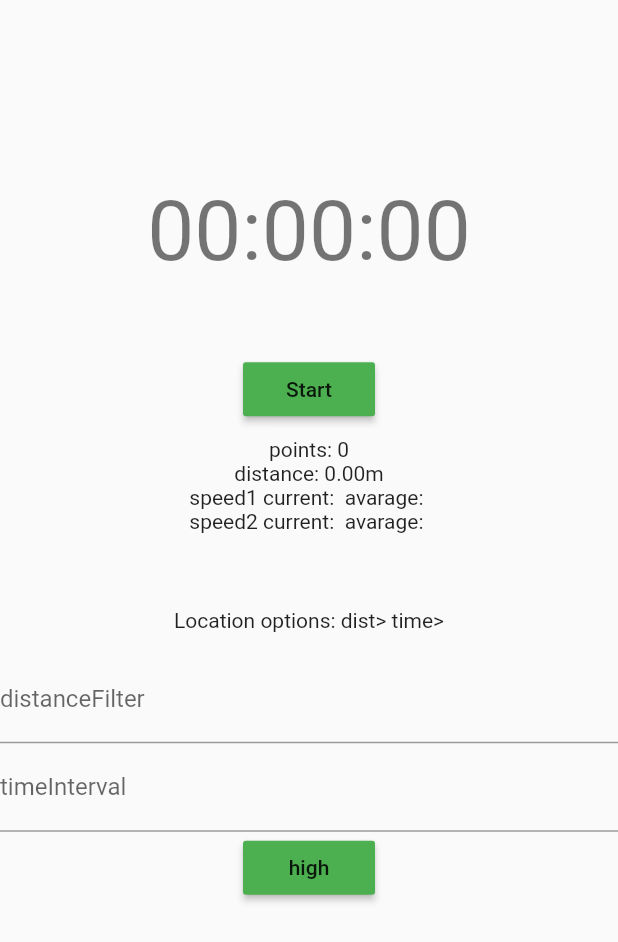
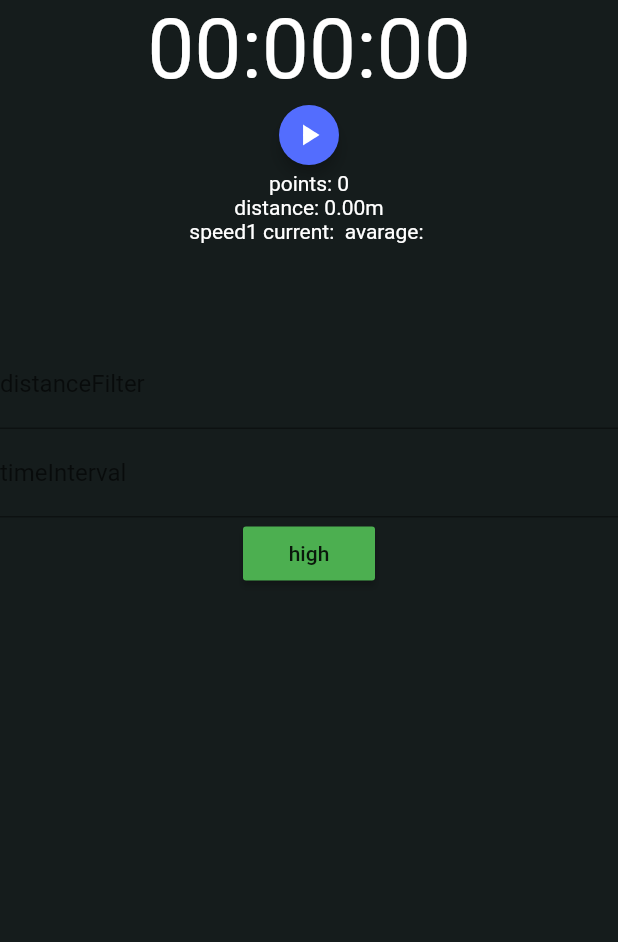
Before and after one commit to mannfeldt/lap_tracking, a Flutter app: the screen it shows after launch, on a phone screen of 412 x 824 dp. Shown: the top 942 px of the screen. Run offline on Flutter 3.47's test engine with Material 2 defaults, Android fonts, the phone set to English and light mode, and no system bars; our stand-ins replace geolocator.

Commit message:
cleaning upp code with widgets and stuff

```diff
--- a/lib/main.dart
+++ b/lib/main.dart
@@ -3,6 +3,11 @@ import 'dart:async';
 import 'package:flutter/material.dart';
 import 'package:geolocator/geolocator.dart';
 import 'package:lap_tracking/models/lap.dart';
+import 'package:lap_tracking/models/watch_state.dart';
+import 'package:lap_tracking/models/waypoint.dart';
+import 'package:lap_tracking/widgets/lap_list.dart';
+import 'package:lap_tracking/widgets/watch.dart';
+import 'package:lap_tracking/widgets/watch_toolbar.dart';
 
 void main() => runApp(MyApp());
 
@@ -13,7 +18,11 @@ class MyApp extends StatelessWidget {
     return MaterialApp(
       title: 'Flutter Demo',
       theme: ThemeData(
-        primarySwatch: Colors.blue,
+        scaffoldBackgroundColor: Color.fromRGBO(21, 28, 28, 1),
+        textTheme: Theme.of(context).textTheme.apply(
+              bodyColor: Colors.white,
+              displayColor: Colors.white,
+            ),
       ),
       home: Home(),
     );
@@ -27,38 +36,39 @@ class Home extends StatefulWidget {
   _HomeState createState() => _HomeState();
 }
 
-// class PathPoint {
-//   double latitude;
-//   double longitude;
-//   DateTime timeStamp;
-//   double speed;
-// }
+//! nu är det dags att snygga till koden. dela upp i widgets. implementera provider?
+//!widgets:
+//- mainWatch (total time, current lap time, speed, distance) egen för speed distance?
+//- lapList
+// - lapListItem (visa avg speed på varvet)
+//- watchToolbar/controllbar
+//- plotMap(annat namn?) kan visas / döljas i stopwatch vyn.
+//- när man avslutat och klickar på spara så kommer man till en ny sida där man anger mer uppgifter. väljer en circut kanske osv. ser mapen
+//man kanske kan redigera, ta bort waypoints som är maerkade som osäkre/konstiga och räkna om allt.
 
-//! nu är det dags att snygga till koden. dela upp i widgets. implementera provider?
-// lite testfall.
+//nästa steg dela upp i flera screens med bootom navbar och login sida. Home - Stopwatch - settings/stats
+
 class _HomeState extends State<Home> {
   //lite problem att ha två klockor? bättre med en och sen får vi dela upp så att varvtiden som visas på currentlap varv 2 och frammåt är:
   //watch.elapsed - laps.fold(lap.time) ja det blir hundra delar som blir fel.
   Stopwatch watch;
-  Stopwatch lapWatch;
-  String totalTimeString = "00:00:00";
-  String lapTimeString = "";
+
+  Duration totalTime = Duration();
+  Duration currentLapTime;
+
+  WatchState watchState = WatchState.unstarted;
 
   final timerTick = const Duration(milliseconds: 40);
-  bool isPaused = false;
-  Position startPosition;
-  List<Position> path = [];
-  List<Position> currentLapPath = [];
+  Waypoint startPosition;
+  List<Waypoint> path = [];
+  List<Waypoint> currentLapPath = [];
   List<Lap> laps = [];
   StreamSubscription<Position> positionStream;
   String currentSpeed = "";
   String avarageSpeed = "";
-  String currentSpeed2 = "";
-  String avarageSpeed2 = "";
   double distance = 0.0;
   LocationOptions locationOptions =
       LocationOptions(accuracy: LocationAccuracy.best, distanceFilter: 2);
-  Lap currentLap;
 
   TextEditingController distanceFilterController = TextEditingController();
   TextEditingController timeIntervalController = TextEditingController();
@@ -66,48 +76,30 @@ class _HomeState extends State<Home> {
   @override
   void initState() {
     watch = Stopwatch();
-    lapWatch = Stopwatch();
-    currentLap = Lap();
     super.initState();
   }
 
-  String formatTime(Duration duration) {
-    if (duration.inHours > 0) {
-      return "${duration.inHours.toString().padLeft(2, '0')}:${(duration.inMinutes % 60).toString().padLeft(2, '0')}:${(duration.inSeconds % 60).toString().padLeft(2, '0')}";
-    } else {
-      return "${duration.inMinutes.toString().padLeft(2, '0')}:${(duration.inSeconds % 60).toString().padLeft(2, '0')}:${((duration.inMilliseconds / 10) % 100).floor().toString().padLeft(2, '0')}";
-    }
-  }
-
   void onNewPosition(Position position) async {
-    Position lastPosition = path[path.length - 1];
-
-    Duration travelTime = position.timestamp.difference(lastPosition.timestamp);
+    Waypoint currentPosition = Waypoint.fromPosition(position);
+    Waypoint lastPosition = path[path.length - 1];
 
     double avgSpeed =
         path.fold(0, (sum, item) => sum + item.speed) / path.length;
 
-    double newDistance = await getDistance(lastPosition, position);
-
-    double avgSpeed2 = distance / watch.elapsed.inSeconds;
-
-    double currspeed2 = getSpeedFromDistance(newDistance, travelTime);
+    double newDistance = await currentPosition.distanceFrom(lastPosition);
 
     setState(() {
-      path.add(position);
-      currentLapPath.add(position);
-      currentSpeed = "${position.speed.toStringAsFixed(2)}m/s}";
+      path.add(currentPosition);
+      currentLapPath.add(currentPosition);
+      currentSpeed = "${currentPosition.speed.toStringAsFixed(2)}m/s}";
       avarageSpeed = "${avgSpeed.toStringAsFixed(2)}m/s}";
-      avarageSpeed2 = "${avgSpeed2.toStringAsFixed(2)}m/s}";
-      currentSpeed2 = "${currspeed2.toStringAsFixed(2)}m/s}";
-
       distance += newDistance;
-      currentLap.distance += newDistance;
     });
 
-    double distanceFromStart = await getDistance(position, startPosition);
+    double distanceFromStart =
+        await startPosition.distanceFrom(currentPosition);
     print("distance from start:" + distanceFromStart.toString());
-    bool lapCompleted = await isBackAtStartPos(position);
+    bool lapCompleted = await isBackAtStartPos(currentPosition);
 
     if (lapCompleted) {
       print("NEW LAP!!!!!");
@@ -119,50 +111,40 @@ class _HomeState extends State<Home> {
     setState(() {
       laps.add(
         Lap(
-          distance: currentLap.distance,
+          index: laps.length,
+          distance: distance - (laps.fold(0, (sum, lap) => sum + lap.distance)),
           path: currentLapPath,
-          time: lapWatch.elapsed,
+          lapTime: watch.elapsed -
+              (laps.fold(Duration(), (sum, lap) => sum + lap.lapTime)),
+          totalTime: watch.elapsed,
         ),
       );
-      currentLap = Lap();
     });
-    lapWatch.reset();
   }
 
   void tick() {
     if (watch.isRunning) {
       Timer(timerTick, tick);
       setState(() {
-        totalTimeString = formatTime(watch.elapsed);
-        if (laps.length > 0) {
-          lapTimeString = formatTime(lapWatch.elapsed);
+        totalTime = watch.elapsed;
+        if (laps.isNotEmpty) {
+          currentLapTime = watch.elapsed -
+              (laps.fold(Duration(), (sum, lap) => sum + lap.lapTime));
         }
       });
     }
   }
 
-  Future<bool> isBackAtStartPos(Position position) async {
-    bool atStartPos = await atSameLocation(position, startPosition);
-    bool hasMovedFromStartPos = path.length > 10 &&
-        position.timestamp.difference(startPosition.timestamp).inSeconds > 10;
+  Future<bool> isBackAtStartPos(Waypoint waypoint) async {
+    bool atStartPos = await atSameLocation(waypoint, startPosition);
+    bool hasMovedFromStartPos = currentLapPath.length > 10;
     return hasMovedFromStartPos && atStartPos;
   }
 
-  Future<bool> atSameLocation(Position a, Position b) async {
+  Future<bool> atSameLocation(Waypoint a, Waypoint b) async {
     double distanceInMeters = await Geolocator()
         .distanceBetween(a.latitude, a.longitude, b.latitude, b.longitude);
     return distanceInMeters < 5.0;
-  }
-
-  Future<double> getDistance(Position a, Position b) async {
-    return await Geolocator()
-        .distanceBetween(a.latitude, a.longitude, b.latitude, b.longitude);
-  }
-
-  Future<double> getSpeedFromPositions(
-      Position a, Position b, Duration travelTime) async {
-    return (await getDistance(a, b) / (travelTime.inMilliseconds / 1000))
-        .roundToDouble();
   }
 
   double getSpeedFromDistance(double meters, Duration travelTime) {
@@ -172,110 +154,83 @@ class _HomeState extends State<Home> {
   void setStartPosition() async {
     Position position = await Geolocator()
         .getCurrentPosition(desiredAccuracy: LocationAccuracy.high);
+    Waypoint waypoint = Waypoint.fromPosition(position);
     setState(() {
-      startPosition = position;
-      path.add(position);
+      startPosition = waypoint;
+      path.add(waypoint);
     });
     positionStream.resume();
   }
 
-  void startwatch() async {
-    if (positionStream == null) {
-      var geolocator = Geolocator();
-      positionStream =
-          geolocator.getPositionStream(locationOptions).listen(onNewPosition);
+  void startWatch() async {
+    if (watchState == WatchState.unstarted) {
+      if (positionStream == null) {
+        var geolocator = Geolocator();
+        positionStream =
+            geolocator.getPositionStream(locationOptions).listen(onNewPosition);
+      }
+      setStartPosition();
     }
 
-    if (!isPaused) {
-      setStartPosition();
-    } else {
-      setState(() {
-        isPaused = false;
-      });
-    }
     watch.start();
-    lapWatch.start();
-
     tick();
+    setState(() {
+      watchState = WatchState.running;
+    });
   }
 
   void stopWatch() {
     watch.stop();
-    lapWatch.stop();
-
     setState(() {
-      isPaused = true;
+      watchState = WatchState.stopped;
     });
     positionStream.pause();
   }
 
   void resetWatch() {
+    if (watchState == WatchState.running) {
+      stopWatch();
+    }
     watch.reset();
-    lapWatch.reset();
     setState(() {
-      isPaused = false;
-      totalTimeString = "00:00:00";
-      lapTimeString = "";
+      watchState = WatchState.unstarted;
+      totalTime = Duration();
+      currentLapTime = null;
       laps = [];
-      currentLap = Lap();
       path = [];
       startPosition = null;
-
       currentSpeed = "";
       avarageSpeed = "";
-      currentSpeed2 = "";
-      avarageSpeed2 = "";
       distance = 0.0;
       positionStream = null;
+    });
+  }
+
+  void finishEvent() {
+    stopWatch();
+    setState(() {
+      watchState = WatchState.finished;
     });
   }
 
   @override
   Widget build(BuildContext context) {
     return Scaffold(
-      body: Center(
+      body: SafeArea(
         child: Column(
           mainAxisSize: MainAxisSize.min,
           children: <Widget>[
-            Text(
-              totalTimeString,
-              style: Theme.of(context).textTheme.display3,
+            Watch(
+              total: totalTime,
+              currentLap: currentLapTime,
             ),
-            Text(
-              lapTimeString,
-              style: Theme.of(context).textTheme.display1,
-            ),
-            Row(
-              mainAxisSize: MainAxisSize.max,
-              mainAxisAlignment: MainAxisAlignment.center,
-              children: <Widget>[
-                if (!watch.isRunning)
-                  Padding(
-                    padding: const EdgeInsets.all(8.0),
-                    child: RaisedButton(
-                      color: Colors.green,
-                      onPressed: startwatch,
-                      child: Text(isPaused ? "Resume" : "Start"),
-                    ),
-                  ),
-                if (watch.isRunning)
-                  Padding(
-                    padding: const EdgeInsets.all(8.0),
-                    child: RaisedButton(
-                      color: Colors.red,
-                      onPressed: stopWatch,
-                      child: Text("Stop"),
-                    ),
-                  ),
-                if (isPaused)
-                  Padding(
-                    padding: const EdgeInsets.all(8.0),
-                    child: RaisedButton(
-                      onPressed: resetWatch,
-                      child: Text("Reset"),
-                    ),
-                  ),
-              ],
+            WatchToolbar(
+              onReset: resetWatch,
+              onStart: startWatch,
+              onStop: stopWatch,
+              onFinish: finishEvent,
+              onLap: startNewLap,
+              state: watchState,
             ),
             Text("points: " + path.length.toString()),
             Text("distance: " + distance.toStringAsFixed(2) + "m"),
@@ -283,17 +238,9 @@ class _HomeState extends State<Home> {
                 currentSpeed +
                 " avarage: " +
                 avarageSpeed),
-            Text("speed2 current: " +
-                currentSpeed2 +
-                " avarage: " +
-                avarageSpeed2),
             SizedBox(
               height: 50,
             ),
-            Text("Location options: dist>" +
-                locationOptions.distanceFilter.toString() +
-                " time>" +
-                locationOptions.timeInterval.toString()),
             SizedBox(
               height: 15,
             ),
@@ -342,18 +289,11 @@ class _HomeState extends State<Home> {
                   ? "best"
                   : "high"),
             ),
-            Container(
-              height: 100,
-              child: ListView(
-                children: laps
-                    .map((lap) => Text(
-                        "${formatTime(lap.time)} ${lap.distance.toStringAsFixed(2)}m"))
-                    .toList(),
-              ),
+            LapList(
+              laps: laps,
             ),
           ],
         ),
-        // This trailing comma makes auto-formatting nicer for build methods.
       ),
     );
   }
--- a/lib/models/lap.dart
+++ b/lib/models/lap.dart
@@ -1,16 +1,22 @@
-import 'package:geolocator/geolocator.dart';
+import 'package:lap_tracking/models/waypoint.dart';
 
 class Lap {
-  List<Position> path;
-  Duration time;
+  int index;
+  List<Waypoint> path;
+  Duration lapTime;
   double distance;
+  Duration totalTime;
 
   Lap(
       {this.path = const [],
-      this.time = const Duration(),
-      this.distance = 0.0}) {
+      this.lapTime = const Duration(),
+      this.distance = 0.0,
+      this.totalTime,
+      this.index}) {
     this.path = path;
-    this.time = time;
+    this.lapTime = lapTime;
     this.distance = distance;
+    this.totalTime = totalTime;
+    this.index = index;
   }
 }
--- /dev/null
+++ b/lib/models/watch_state.dart
@@ -0,0 +1,6 @@
+enum WatchState {
+  unstarted,
+  running,
+  stopped,
+  finished,
+}
--- /dev/null
+++ b/lib/utils/time_util.dart
@@ -0,0 +1,9 @@
+class TimeUtil {
+  static String formatTime(Duration duration) {
+    if (duration.inHours > 0) {
+      return "${duration.inHours.toString().padLeft(2, '0')}:${(duration.inMinutes % 60).toString().padLeft(2, '0')}:${(duration.inSeconds % 60).toString().padLeft(2, '0')}";
+    } else {
+      return "${duration.inMinutes.toString().padLeft(2, '0')}:${(duration.inSeconds % 60).toString().padLeft(2, '0')}:${((duration.inMilliseconds / 10) % 100).floor().toString().padLeft(2, '0')}";
+    }
+  }
+}
--- /dev/null
+++ b/lib/widgets/lap_list.dart
@@ -0,0 +1,43 @@
+import 'package:flutter/material.dart';
+import 'package:lap_tracking/models/lap.dart';
+import 'package:lap_tracking/utils/time_util.dart';
+
+class LapList extends StatelessWidget {
+  final List<Lap> laps;
+  LapList({Key key, this.laps}) : super(key: key);
+
+  @override
+  Widget build(BuildContext context) {
+    return Expanded(
+      child: ListView(
+        padding: EdgeInsets.symmetric(horizontal: 60, vertical: 30),
+        //fixa till bättre responsiovitet, lägg till avg speed på en lap? gör det till lap_list_item och aligna så de blir rakt även när datan är olika lång i raderna.
+        children: laps
+            .map(
+              (lap) => Row(
+                mainAxisAlignment: MainAxisAlignment.spaceBetween,
+                children: <Widget>[
+                  Text(
+                    "#${lap.index + 1}",
+                    textAlign: TextAlign.start,
+                  ),
+                  Text(
+                    TimeUtil.formatTime(lap.lapTime),
+                    textAlign: TextAlign.end,
+                  ),
+                  Text(
+                    TimeUtil.formatTime(lap.totalTime),
+                    textAlign: TextAlign.center,
+                  ),
+                  Text(
+                    "${lap.distance.toStringAsFixed(2)}m",
+                    textAlign: TextAlign.justify,
+                  ),
+                ],
+              ),
+            )
+            .toList(),
+      ),
+    );
+  }
+}
--- /dev/null
+++ b/lib/widgets/watch.dart
@@ -0,0 +1,32 @@
+import 'package:flutter/material.dart';
+import 'package:lap_tracking/utils/time_util.dart';
+
+class Watch extends StatelessWidget {
+  final Duration total;
+  final Duration currentLap;
+  Watch({Key key, this.total, this.currentLap}) : super(key: key);
+
+  //! kanske döpa om till mainWatch och lägga currentlap överst i listan av varv som i stock android stopwatch.
+  //mindre fontsize på hundradelarna? som i andrid stock
+
+  @override
+  Widget build(BuildContext context) {
+    return Column(
+      children: [
+        Text(
+          TimeUtil.formatTime(total),
+          style: Theme.of(context).textTheme.headline2,
+        ),
+        AnimatedContainer(
+          duration: Duration(milliseconds: 400),
+          curve: Curves.easeIn,
+          height: currentLap != null ? 40 : 0,
+          child: Text(
+            TimeUtil.formatTime(currentLap ?? Duration()),
+            style: Theme.of(context).textTheme.headline4,
+          ),
+        ),
+      ],
+    );
+  }
+}
--- /dev/null
+++ b/lib/widgets/watch_toolbar.dart
@@ -0,0 +1,115 @@
+import 'package:flutter/material.dart';
+import 'package:lap_tracking/models/watch_state.dart';
+
+class WatchToolbar extends StatefulWidget {
+  final Function onStart;
+  final Function onStop;
+  final Function onReset;
+  final Function onFinish;
+  final Function onLap;
+  final WatchState state;
+  final Duration currentLap;
+  WatchToolbar(
+      {Key key,
+      this.currentLap,
+      this.onStart,
+      this.onStop,
+      this.onReset,
+      this.state,
+      this.onFinish,
+      this.onLap})
+      : super(key: key);
+
+  @override
+  _WatchToolbarState createState() => _WatchToolbarState();
+}
+
+class _WatchToolbarState extends State<WatchToolbar>
+    with SingleTickerProviderStateMixin {
+  Animation<double> animation;
+  AnimationController controller;
+
+  void start() {
+    controller.forward();
+    widget.onStart();
+  }
+
+  void stop() {
+    controller.reverse();
+    widget.onStop();
+  }
+
+  void reset() {
+    controller.reverse();
+    widget.onReset();
+  }
+
+  @override
+  void initState() {
+    controller = AnimationController(
+        duration: const Duration(milliseconds: 400), vsync: this);
+    super.initState();
+  }
+
+  @override
+  Widget build(BuildContext context) {
+    return Row(
+      mainAxisSize: MainAxisSize.max,
+      mainAxisAlignment: MainAxisAlignment.spaceAround,
+      children: [
+        Visibility(
+          visible: widget.state != WatchState.unstarted,
+          maintainAnimation: true,
+          maintainSize: true,
+          maintainState: true,
+          child: FlatButton(
+            highlightColor: Colors.white30,
+            onPressed: reset,
+            child: Text(
+              "Reset",
+              style: TextStyle(color: Colors.white),
+            ),
+          ),
+        ),
+        RawMaterialButton(
+          onPressed: widget.state == WatchState.running ? stop : start,
+          padding: EdgeInsets.all(8.0),
+          shape: CircleBorder(),
+          fillColor: Colors.indigoAccent.shade200,
+          splashColor: Colors.indigoAccent.shade100,
+          focusColor: Colors.indigoAccent.shade100,
+          highlightColor: Colors.indigoAccent.shade100,
+          elevation: 4.0,
+          child: AnimatedIcon(
+            icon: AnimatedIcons.play_pause,
+            color: Colors.white,
+            progress: controller,
+          ),
+        ),
+        Visibility(
+          visible: widget.state != WatchState.unstarted,
+          maintainAnimation: true,
+          maintainSize: true,
+          maintainState: true,
+          child: widget.state == WatchState.stopped
+              ? FlatButton(
+                  highlightColor: Colors.white30,
+                  onPressed: widget.onFinish,
+                  child: Text(
+                    "Finish",
+                    style: TextStyle(color: Colors.white),
+                  ),
+                )
+              : FlatButton(
+                  highlightColor: Colors.white30,
+                  onPressed: widget.onLap,
+                  child: Text(
+                    "Lap",
+                    style: TextStyle(color: Colors.white),
+                  ),
+                ),
+        ),
+      ],
+    );
+  }
+}
--- a/pubspec.yaml
+++ b/pubspec.yaml
@@ -4,7 +4,7 @@ description: A new Flutter project.
 version: 1.0.0+1
 
 environment:
-  sdk: ">=2.1.0 <3.0.0"
+  sdk: ">=2.3.0 <3.0.0"
 
 dependencies:
   flutter:
```
Also changed, not shown: lib/models/waypoint.dart (+13 -4 lines), lib/widgets/event_stats.dart (added), lib/widgets/lap_list_item.dart (added), pubspec.lock.
